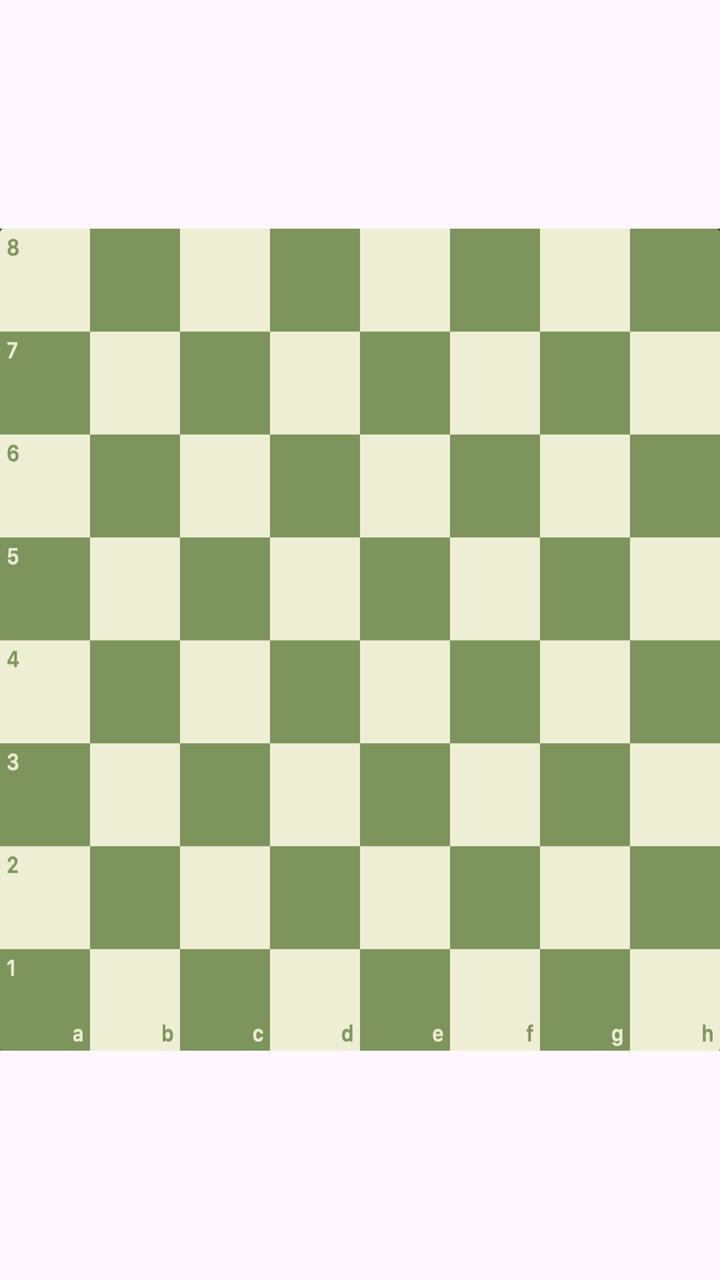
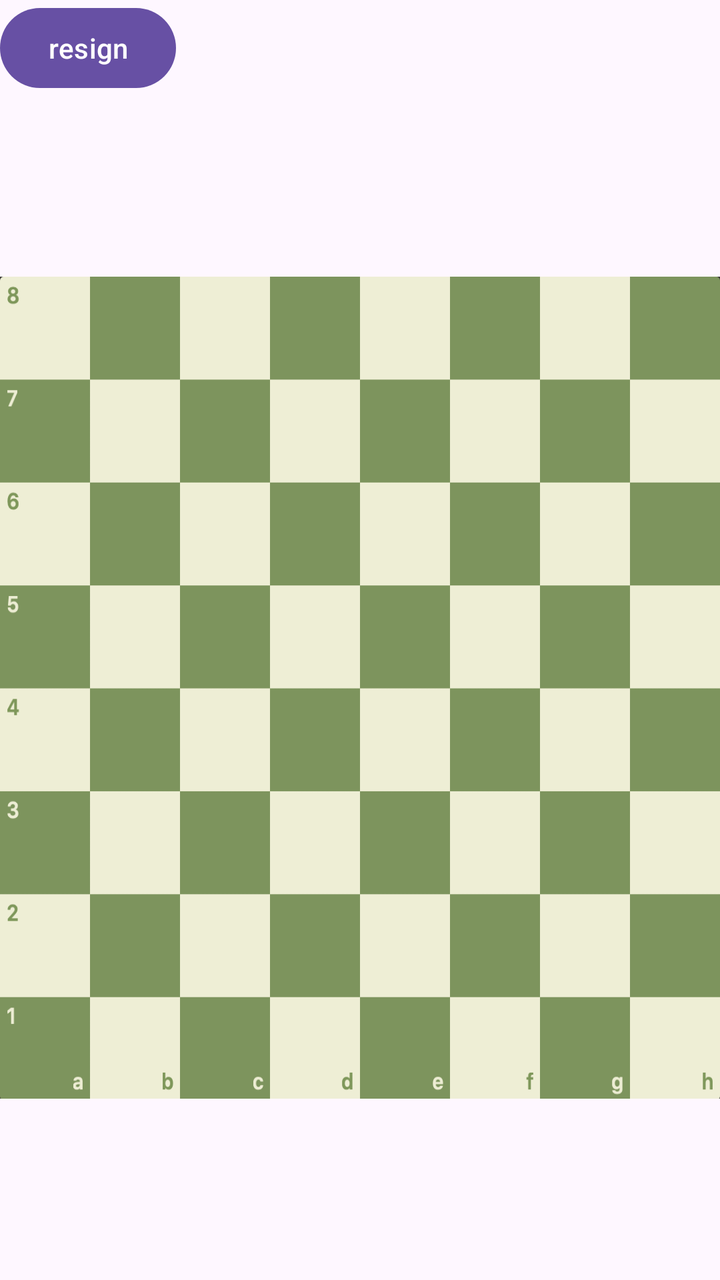

An Android layout rendered at two revisions. The XML below is the earlier revision; the diff shows what the commit changed to produce the second picture.
<!-- AndroidManifest.xml: application theme Theme.DanielProjectChess -->
<!-- res/layout/activity_board.xml -->
<?xml version="1.0" encoding="utf-8"?>
<LinearLayout xmlns:android="http://schemas.android.com/apk/res/android"
    xmlns:app="http://schemas.android.com/apk/res-auto"
    xmlns:tools="http://schemas.android.com/tools"
    android:orientation="vertical"
    android:id="@+id/main"
    android:layout_width="match_parent"
    android:layout_height="match_parent"
    tools:context=".MainActivity">

    <LinearLayout
        android:layout_width="match_parent"
        android:layout_height="0dp"
        android:orientation="horizontal"
        android:layout_weight="1"
        android:gravity="center_vertical">

        <TextView
            android:layout_width="wrap_content"
            android:layout_height="wrap_content"
            android:id="@+id/black_player"/>

    </LinearLayout>

    <LinearLayout
        android:layout_width="match_parent"
        android:layout_height="411dp"
        android:background="@drawable/chessboard"
        android:id="@+id/board"
        android:orientation="vertical">

        <LinearLayout android:layout_width="match_parent" android:layout_height="0dp" android:layout_weight="1">
            <ImageView android:layout_height="match_parent" android:layout_width="0dp" android:layout_weight="1"/>
            <ImageView android:layout_height="match_parent" android:layout_width="0dp" android:layout_weight="1"/>
            <ImageView android:layout_height="match_parent" android:layout_width="0dp" android:layout_weight="1"/>
            <ImageView android:layout_height="match_parent" android:layout_width="0dp" android:layout_weight="1"/>
            <ImageView android:layout_height="match_parent" android:layout_width="0dp" android:layout_weight="1"/>
            <ImageView android:layout_height="match_parent" android:layout_width="0dp" android:layout_weight="1"/>
            <ImageView android:layout_height="match_parent" android:layout_width="0dp" android:layout_weight="1"/>
            <ImageView android:layout_height="match_parent" android:layout_width="0dp" android:layout_weight="1"/>
        </LinearLayout>

        <LinearLayout android:layout_width="match_parent" android:layout_height="0dp" android:layout_weight="1">
            <ImageView android:layout_height="match_parent" android:layout_width="0dp" android:layout_weight="1"/>
            <ImageView android:layout_height="match_parent" android:layout_width="0dp" android:layout_weight="1"/>
            <ImageView android:layout_height="match_parent" android:layout_width="0dp" android:layout_weight="1"/>
            <ImageView android:layout_height="match_parent" android:layout_width="0dp" android:layout_weight="1"/>
            <ImageView android:layout_height="match_parent" android:layout_width="0dp" android:layout_weight="1"/>
            <ImageView android:layout_height="match_parent" android:layout_width="0dp" android:layout_weight="1"/>
            <ImageView android:layout_height="match_parent" android:layout_width="0dp" android:layout_weight="1"/>
            <ImageView android:layout_height="match_parent" android:layout_width="0dp" android:layout_weight="1"/>
        </LinearLayout>

        <LinearLayout android:layout_width="match_parent" android:layout_height="0dp" android:layout_weight="1">
            <ImageView android:layout_height="match_parent" android:layout_width="0dp" android:layout_weight="1"/>
            <ImageView android:layout_height="match_parent" android:layout_width="0dp" android:layout_weight="1"/>
            <ImageView android:layout_height="match_parent" android:layout_width="0dp" android:layout_weight="1"/>
            <ImageView android:layout_height="match_parent" android:layout_width="0dp" android:layout_weight="1"/>
            <ImageView android:layout_height="match_parent" android:layout_width="0dp" android:layout_weight="1"/>
            <ImageView android:layout_height="match_parent" android:layout_width="0dp" android:layout_weight="1"/>
            <ImageView android:layout_height="match_parent" android:layout_width="0dp" android:layout_weight="1"/>
            <ImageView android:layout_height="match_parent" android:layout_width="0dp" android:layout_weight="1"/>
        </LinearLayout>

        <LinearLayout android:layout_width="match_parent" android:layout_height="0dp" android:layout_weight="1">
            <ImageView android:layout_height="match_parent" android:layout_width="0dp" android:layout_weight="1"/>
            <ImageView android:layout_height="match_parent" android:layout_width="0dp" android:layout_weight="1"/>
            <ImageView android:layout_height="match_parent" android:layout_width="0dp" android:layout_weight="1"/>
            <ImageView android:layout_height="match_parent" android:layout_width="0dp" android:layout_weight="1"/>
            <ImageView android:layout_height="match_parent" android:layout_width="0dp" android:layout_weight="1"/>
            <ImageView android:layout_height="match_parent" android:layout_width="0dp" android:layout_weight="1"/>
            <ImageView android:layout_height="match_parent" android:layout_width="0dp" android:layout_weight="1"/>
            <ImageView android:layout_height="match_parent" android:layout_width="0dp" android:layout_weight="1"/>
        </LinearLayout>

        <LinearLayout android:layout_width="match_parent" android:layout_height="0dp" android:layout_weight="1">
            <ImageView android:layout_height="match_parent" android:layout_width="0dp" android:layout_weight="1"/>
            <ImageView android:layout_height="match_parent" android:layout_width="0dp" android:layout_weight="1"/>
            <ImageView android:layout_height="match_parent" android:layout_width="0dp" android:layout_weight="1"/>
            <ImageView android:layout_height="match_parent" android:layout_width="0dp" android:layout_weight="1"/>
            <ImageView android:layout_height="match_parent" android:layout_width="0dp" android:layout_weight="1"/>
            <ImageView android:layout_height="match_parent" android:layout_width="0dp" android:layout_weight="1"/>
            <ImageView android:layout_height="match_parent" android:layout_width="0dp" android:layout_weight="1"/>
            <ImageView android:layout_height="match_parent" android:layout_width="0dp" android:layout_weight="1"/>
        </LinearLayout>

        <LinearLayout android:layout_width="match_parent" android:layout_height="0dp" android:layout_weight="1">
            <ImageView android:layout_height="match_parent" android:layout_width="0dp" android:layout_weight="1"/>
            <ImageView android:layout_height="match_parent" android:layout_width="0dp" android:layout_weight="1"/>
            <ImageView android:layout_height="match_parent" android:layout_width="0dp" android:layout_weight="1"/>
            <ImageView android:layout_height="match_parent" android:layout_width="0dp" android:layout_weight="1"/>
            <ImageView android:layout_height="match_parent" android:layout_width="0dp" android:layout_weight="1"/>
            <ImageView android:layout_height="match_parent" android:layout_width="0dp" android:layout_weight="1"/>
            <ImageView android:layout_height="match_parent" android:layout_width="0dp" android:layout_weight="1"/>
            <ImageView android:layout_height="match_parent" android:layout_width="0dp" android:layout_weight="1"/>
        </LinearLayout>

        <LinearLayout android:layout_width="match_parent" android:layout_height="0dp" android:layout_weight="1">
            <ImageView android:layout_height="match_parent" android:layout_width="0dp" android:layout_weight="1"/>
            <ImageView android:layout_height="match_parent" android:layout_width="0dp" android:layout_weight="1"/>
            <ImageView android:layout_height="match_parent" android:layout_width="0dp" android:layout_weight="1"/>
            <ImageView android:layout_height="match_parent" android:layout_width="0dp" android:layout_weight="1"/>
            <ImageView android:layout_height="match_parent" android:layout_width="0dp" android:layout_weight="1"/>
            <ImageView android:layout_height="match_parent" android:layout_width="0dp" android:layout_weight="1"/>
            <ImageView android:layout_height="match_parent" android:layout_width="0dp" android:layout_weight="1"/>
            <ImageView android:layout_height="match_parent" android:layout_width="0dp" android:layout_weight="1"/>
        </LinearLayout>

        <LinearLayout android:layout_width="match_parent" android:layout_height="0dp" android:layout_weight="1">
            <ImageView android:layout_height="match_parent" android:layout_width="0dp" android:layout_weight="1"/>
            <ImageView android:layout_height="match_parent" android:layout_width="0dp" android:layout_weight="1"/>
            <ImageView android:layout_height="match_parent" android:layout_width="0dp" android:layout_weight="1"/>
            <ImageView android:layout_height="match_parent" android:layout_width="0dp" android:layout_weight="1"/>
            <ImageView android:layout_height="match_parent" android:layout_width="0dp" android:layout_weight="1"/>
            <ImageView android:layout_height="match_parent" android:layout_width="0dp" android:layout_weight="1"/>
            <ImageView android:layout_height="match_parent" android:layout_width="0dp" android:layout_weight="1"/>
            <ImageView android:layout_height="match_parent" android:layout_width="0dp" android:layout_weight="1"/>
        </LinearLayout>

    </LinearLayout>

    <LinearLayout
        android:layout_width="match_parent"
        android:layout_height="0dp"
        android:orientation="horizontal"
        android:layout_weight="1"
        android:gravity="center_vertical">

        <TextView
            android:layout_width="wrap_content"
            android:layout_height="wrap_content"
            android:id="@+id/white_player"/>

    </LinearLayout>

</LinearLayout>
<!-- resources referenced by this layout -->
<resources>
  <!-- drawable chessboard: png bitmap (drawable, 8102 bytes) -->
  <style name="Theme.DanielProjectChess" parent="Base.Theme.DanielProjectChess" />
  <style name="Base.Theme.DanielProjectChess" parent="Theme.Material3.DayNight.NoActionBar">
          
          
      </style>
</resources>

<!-- the commit's change to res/layout/activity_board.xml (unified diff, before → after) -->
@@ -7,6 +7,12 @@
     android:layout_width="match_parent"
     android:layout_height="match_parent"
     tools:context=".MainActivity">
+
+    <Button
+        android:layout_width="wrap_content"
+        android:layout_height="wrap_content"
+        android:text="resign"
+        android:id="@+id/resign_btn"/>
 
     <LinearLayout
         android:layout_width="match_parent"
@@ -18,7 +24,8 @@
         <TextView
             android:layout_width="wrap_content"
             android:layout_height="wrap_content"
-            android:id="@+id/black_player"/>
+            android:id="@+id/black_player"
+            android:textSize="30sp"/>
 
     </LinearLayout>
 
@@ -129,7 +136,8 @@
         <TextView
             android:layout_width="wrap_content"
             android:layout_height="wrap_content"
-            android:id="@+id/white_player"/>
+            android:id="@+id/white_player"
+            android:textSize="30sp"/>
 
     </LinearLayout>
 
